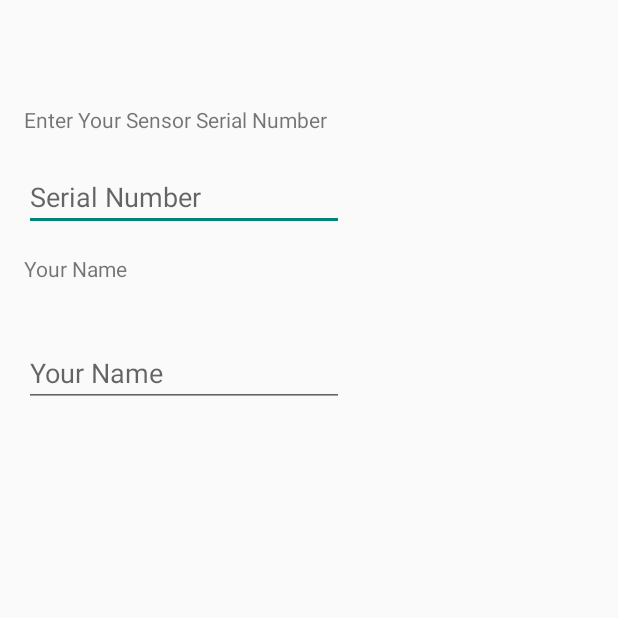
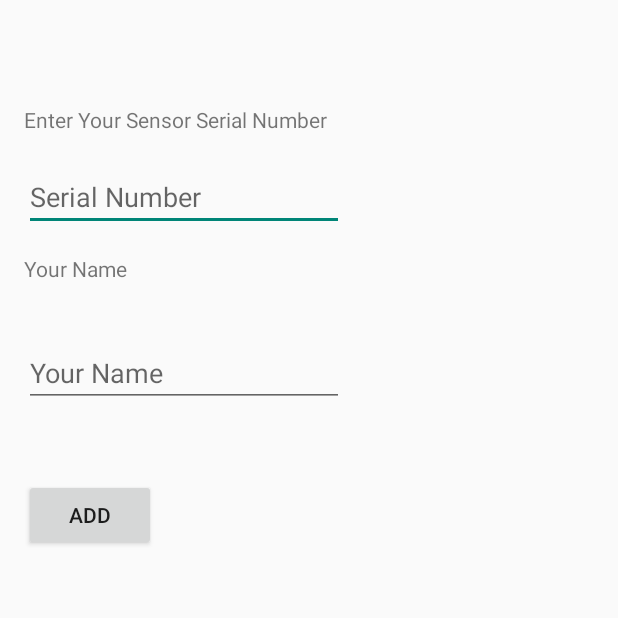
Before and after one commit to cblakley/WeatherIO, an Android app: the AddSensor screen opened directly, with no data from a screen before it, on a phone screen of 412 x 824 dp, the top half of it. Run offline under Robolectric (Android 15) with nearby library versions, the phone set to English and light mode, and no system bars.

Commit message:
nov 21 update

```diff
--- a/app/src/main/java/colin/weatherio/AddSensor.java
+++ b/app/src/main/java/colin/weatherio/AddSensor.java
@@ -2,22 +2,49 @@ package colin.weatherio;
 
 import android.support.v7.app.AppCompatActivity;
 import android.os.Bundle;
+import android.view.View;
+import android.widget.Button;
 import android.widget.EditText;
 import android.widget.TextView;
+import android.widget.Toast;
 
 public class AddSensor extends AppCompatActivity {
     TextView Sensor_Serial_Number;
     TextView Name;
     EditText Your_Name;
     EditText Serial_Num;
+    Button sndBtn;
     @Override
     protected void onCreate(Bundle savedInstanceState) {
+
         super.onCreate(savedInstanceState);
         setContentView(R.layout.activity_add_sensor);
+
+        final DBAdapter db = new DBAdapter(this);
         Your_Name = (EditText)findViewById(R.id.Your_Name);
         Serial_Num = (EditText)findViewById(R.id.Serial_Num);
-        String SerialNumDB = Serial_Num.getText().toString();
-        String NameDB =Your_Name.getText().toString();
+        sndBtn = (Button)findViewById(R.id.sndBtn);
+
+        final String NameDB =Your_Name.getText().toString();
+        final String SerialNumDB = Serial_Num.getText().toString();
+
+        sndBtn.setOnClickListener(new View.OnClickListener() {
+            @Override
+            public void onClick(View view) {
+
+                String NameDB =Your_Name.getText().toString();
+                String SerialNumDB = Serial_Num.getText().toString();
+
+                if(Serial_Num.length()>5 && Your_Name.length()>0){
+                    db.insertSensor(SerialNumDB,NameDB);
+                }else{
+                    Toast.makeText(getBaseContext(),"Enter a name or valid Serial Number",Toast.LENGTH_LONG);
+
+                }
+            }
+        });
+
+
 
 
     }
--- /dev/null
+++ b/app/src/main/java/colin/weatherio/DBAdapter.java
@@ -0,0 +1,134 @@
+package colin.weatherio;
+
+import android.content.ContentValues;
+import android.content.Context;
+import android.database.Cursor;
+import android.database.SQLException;
+import android.database.sqlite.SQLiteDatabase;
+import android.database.sqlite.SQLiteOpenHelper;
+import android.util.Log;
+
+public class DBAdapter {
+    static final String KEY_ROWID = "_id";
+    static final String KEY_NAME = "name";
+    static final String KEY_SERIAL_NUMBER = "serial_number";
+    static final String TAG = "DBAdapter";
+
+    static final String DATABASE_NAME = "MyDB";
+    static final String DATABASE_TABLE1 = "contacts";
+    static final String DATABASE_TABLE2 = "comments";
+    static final int DATABASE_VERSION = 2;
+
+    static final String DATABASE_CREATE1 =
+            "create table contacts (_id integer primary key autoincrement, "
+                    + "name text not null, serial_number number not null);";
+
+    static final String DATABASE_CREATE2 =
+            "CREATE TABLE IF NOT EXISTS comments (id integer primary key autoincrement, "
+                    + "comments text not null, email text not null);";
+
+    final Context context;
+
+    DatabaseHelper DBHelper;
+    SQLiteDatabase db;
+
+    public DBAdapter(Context ctx)
+    {
+        this.context = ctx;
+        DBHelper = new DatabaseHelper(context);
+
+        // Add a table into the DB
+
+    }
+
+    public static class DatabaseHelper extends SQLiteOpenHelper
+    {
+        DatabaseHelper(Context context)
+        {
+            super(context, DATABASE_NAME, null, DATABASE_VERSION);
+
+        }
+
+        @Override
+        public void onCreate(SQLiteDatabase db)
+        {
+            try {
+                db.execSQL(DATABASE_CREATE1);
+
+            } catch (SQLException e) {
+                e.printStackTrace();
+            }
+        }
+
+        @Override
+        public void onUpgrade(SQLiteDatabase db, int oldVersion, int newVersion)
+        {
+            Log.w(TAG, "Upgrading database from version " + oldVersion + " to "
+                    + newVersion + ", which will destroy all old data");
+            db.execSQL("DROP TABLE IF EXISTS contacts");
+            onCreate(db);
+        }
+    }
+
+
+    //---opens the database---
+    public DBAdapter open(String path) throws SQLException
+    {
+
+        db = DBHelper.getWritableDatabase();
+        db.openDatabase(path, null, 0);
+        return this;
+    }
+
+    //---closes the database---
+    public void close()
+    {
+        DBHelper.close();
+    }
+
+    //---insert a contact into the database---
+    public long insertSensor(String name, String serial_number)
+    {
+        ContentValues initialValues = new ContentValues();
+        initialValues.put(KEY_NAME, name);
+        initialValues.put(KEY_SERIAL_NUMBER, serial_number);
+        return db.insert(DATABASE_TABLE1, null, initialValues);
+    }
+
+    //---deletes a particular contact---
+    public boolean deleteContact(long rowId)
+    {
+        return db.delete(DATABASE_TABLE1, KEY_ROWID + "=" + rowId, null) > 0;
+    }
+
+    //---retrieves all the contacts---
+    public Cursor getAllSensors()
+    {
+        return db.query(DATABASE_TABLE1, new String[] {KEY_ROWID, KEY_NAME,
+                KEY_SERIAL_NUMBER}, null, null, null, null, null);
+    }
+
+    //---retrieves a particular contact---
+    public Cursor getSensor(long rowId) throws SQLException
+    {
+        Cursor mCursor =
+                db.query(true, DATABASE_TABLE1, new String[] {KEY_ROWID,
+                                KEY_NAME, KEY_SERIAL_NUMBER}, KEY_ROWID + "=" + rowId, null,
+                        null, null, null, null);
+        if (mCursor != null) {
+            mCursor.moveToFirst();
+        }
+        return mCursor;
+    }
+
+    //---updates a contact---
+    public boolean updateContact(long rowId, String name, String serial_number)
+    {
+        ContentValues args = new ContentValues();
+        args.put(KEY_NAME, name);
+        args.put(KEY_SERIAL_NUMBER, serial_number);
+        return db.update(DATABASE_TABLE1, args, KEY_ROWID + "=" + rowId, null) > 0;
+    }
+
+
+}
--- a/app/src/main/res/layout/activity_add_sensor.xml
+++ b/app/src/main/res/layout/activity_add_sensor.xml
@@ -33,8 +33,8 @@ tools:context=".AddSensor">
         android:layout_marginStart="16dp"
         android:layout_marginBottom="15dp"
         android:ems="10"
+        android:hint="@string/Serial_Num"
         android:inputType="number"
-    android:hint="@string/Serial_Num"
         app:layout_constraintBottom_toTopOf="@+id/Name"
         app:layout_constraintStart_toStartOf="parent" />
 
@@ -45,8 +45,18 @@ tools:context=".AddSensor">
         android:layout_marginStart="16dp"
         android:layout_marginTop="37dp"
         android:ems="10"
+        android:hint="@string/Name"
         android:inputType="textPersonName"
-    android:hint="@string/Name"
         app:layout_constraintStart_toStartOf="parent"
         app:layout_constraintTop_toBottomOf="@+id/Name" />
+
+    <Button
+        android:id="@+id/sndBtn"
+        android:layout_width="wrap_content"
+        android:layout_height="wrap_content"
+        android:layout_marginStart="16dp"
+        android:layout_marginTop="48dp"
+        android:text="Add"
+        app:layout_constraintStart_toStartOf="parent"
+        app:layout_constraintTop_toBottomOf="@+id/Your_Name" />
 </android.support.constraint.ConstraintLayout>
--- a/settings.gradle
+++ b/settings.gradle
@@ -1 +1 @@
-include ':app'
+include ':app', ':Databases'
```
Lines whose indentation alone changed are shown as unchanged.
